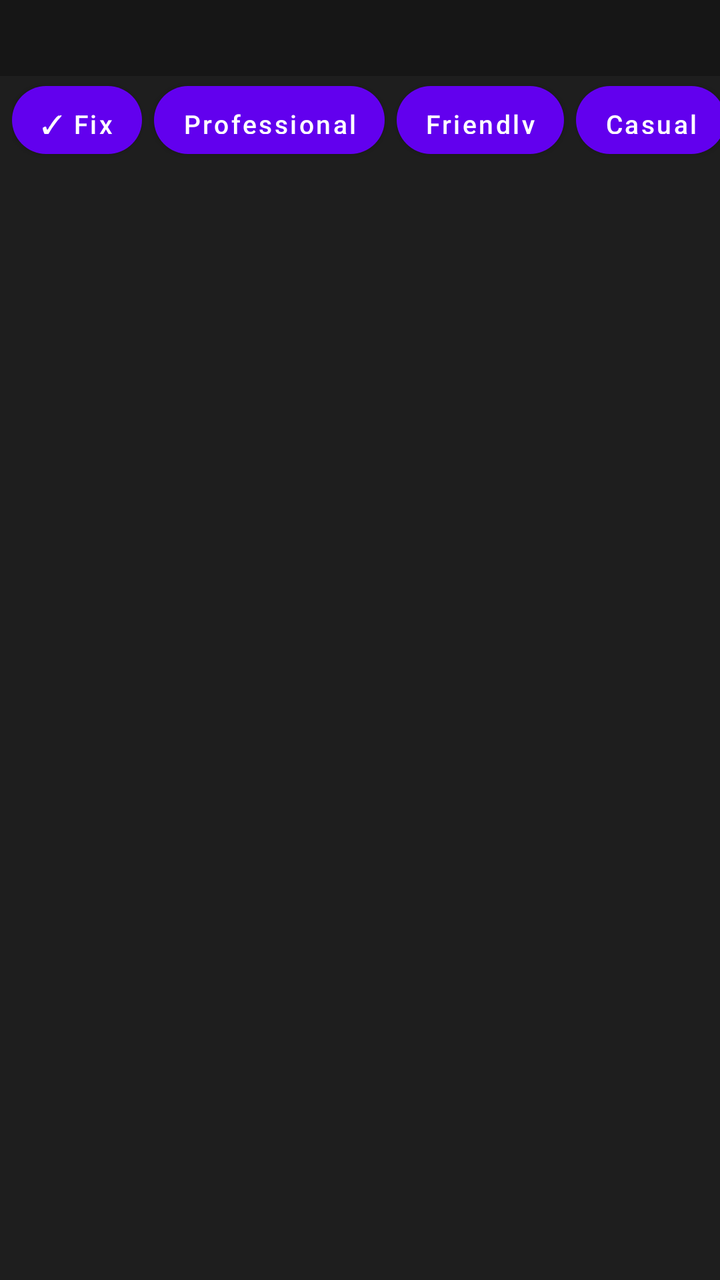
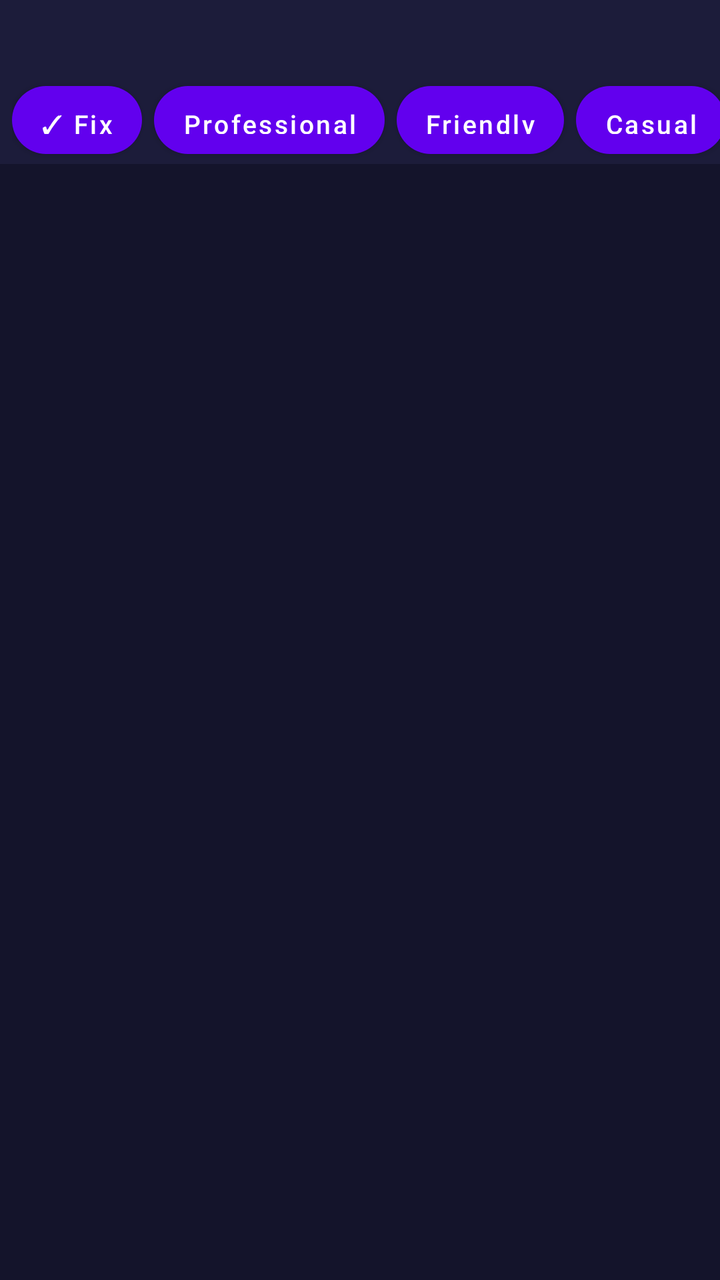

Compare the two renders of this Android layout. The source of the first and the diff that turns it into the second are given below.
<!-- AndroidManifest.xml: application theme Theme.AIKeyboard -->
<!-- res/layout/keyboard_container.xml -->
<?xml version="1.0" encoding="utf-8"?>
<LinearLayout xmlns:android="http://schemas.android.com/apk/res/android"
    android:layout_width="match_parent"
    android:layout_height="wrap_content"
    android:orientation="vertical"
    android:background="#1E1E1E">

    <LinearLayout
        android:id="@+id/wordSuggestBar"
        android:layout_width="match_parent"
        android:layout_height="38dp"
        android:orientation="horizontal"
        android:gravity="center_vertical"
        android:background="#161616"
        android:paddingStart="6dp"
        android:paddingEnd="6dp">

        <Button android:id="@+id/wordSuggest1" style="@style/AiChip" android:text="" android:visibility="gone" />
        <Button android:id="@+id/wordSuggest2" style="@style/AiChip" android:text="" android:visibility="gone" />
        <Button android:id="@+id/wordSuggest3" style="@style/AiChip" android:text="" android:visibility="gone" />

    </LinearLayout>

    <HorizontalScrollView
        android:layout_width="match_parent"
        android:layout_height="44dp"
        android:scrollbars="none">

        <LinearLayout
            android:id="@+id/suggestionStrip"
            android:layout_width="wrap_content"
            android:layout_height="match_parent"
            android:orientation="horizontal"
            android:gravity="center_vertical"
            android:paddingStart="6dp"
            android:paddingEnd="6dp">

            <Button
                android:id="@+id/btnFixGrammar"
                style="@style/AiChip"
                android:text="✓ Fix" />

            <Button
                android:id="@+id/btnToneProfessional"
                style="@style/AiChip"
                android:text="Professional" />

            <Button
                android:id="@+id/btnToneFriendly"
                style="@style/AiChip"
                android:text="Friendly" />

            <Button
                android:id="@+id/btnToneCasual"
                style="@style/AiChip"
                android:text="Casual" />

            <Button
                android:id="@+id/btnToneFormal"
                style="@style/AiChip"
                android:text="Formal" />

            <Button
                android:id="@+id/btnToneFunny"
                style="@style/AiChip"
                android:text="Funny" />

            <Button
                android:id="@+id/btnToneFlirty"
                style="@style/AiChip"
                android:text="Flirty" />

            <Button
                android:id="@+id/btnSuggestReply"
                style="@style/AiChip"
                android:text="💬 Reply" />

        </LinearLayout>
    </HorizontalScrollView>

    <android.inputmethodservice.KeyboardView
        android:id="@+id/keyboardView"
        android:layout_width="match_parent"
        android:layout_height="wrap_content"
        android:keyBackground="@drawable/key_background"
        android:keyTextColor="#FFFFFF"
        android:keyTextSize="18sp"
        android:background="#1E1E1E" />

</LinearLayout>
<!-- resources referenced by this layout -->
<resources>
  <!-- drawable key_background (drawable) -->
  <?xml version="1.0" encoding="utf-8"?>
  <selector xmlns:android="http://schemas.android.com/apk/res/android">
      <item android:state_pressed="true">
          <shape android:shape="rectangle">
              <solid android:color="#5B4FE8" />
              <corners android:radius="10dp" />
          </shape>
      </item>
      <item>
          <shape android:shape="rectangle">
              <solid android:color="#2A2A45" />
              <corners android:radius="10dp" />
          </shape>
      </item>
  </selector>
  <style name="AiChip">
          <item name="android:layout_width">wrap_content</item>
          <item name="android:layout_height">34dp</item>
          <item name="android:layout_marginEnd">6dp</item>
          <item name="android:paddingStart">14dp</item>
          <item name="android:paddingEnd">14dp</item>
          <item name="android:minWidth">0dp</item>
          <item name="android:minHeight">0dp</item>
          <item name="android:textAllCaps">false</item>
          <item name="android:textSize">13sp</item>
          <item name="android:textColor">#FFFFFF</item>
          <item name="android:background">@drawable/chip_background</item>
      </style>
  <style name="Theme.AIKeyboard" parent="Theme.MaterialComponents.DayNight.NoActionBar" />
  <!-- drawable chip_background (drawable) -->
  <?xml version="1.0" encoding="utf-8"?>
  <shape xmlns:android="http://schemas.android.com/apk/res/android" android:shape="rectangle">
      <solid android:color="#3A3A5C" />
      <corners android:radius="17dp" />
  </shape>
</resources>

<!-- the commit's change to res/layout/keyboard_container.xml (unified diff, before → after) -->
@@ -3,7 +3,7 @@
     android:layout_width="match_parent"
     android:layout_height="wrap_content"
     android:orientation="vertical"
-    android:background="#1E1E1E">
+    android:background="#14142B">
 
     <LinearLayout
         android:id="@+id/wordSuggestBar"
@@ -11,7 +11,7 @@
         android:layout_height="38dp"
         android:orientation="horizontal"
         android:gravity="center_vertical"
-        android:background="#161616"
+        android:background="#1C1C3A"
         android:paddingStart="6dp"
         android:paddingEnd="6dp">
 
@@ -24,7 +24,8 @@
     <HorizontalScrollView
         android:layout_width="match_parent"
         android:layout_height="44dp"
-        android:scrollbars="none">
+        android:scrollbars="none"
+        android:background="#1C1C3A">
 
         <LinearLayout
             android:id="@+id/suggestionStrip"
@@ -85,6 +86,6 @@
         android:keyBackground="@drawable/key_background"
         android:keyTextColor="#FFFFFF"
         android:keyTextSize="18sp"
-        android:background="#1E1E1E" />
+        android:background="#14142B" />
 
 </LinearLayout>
